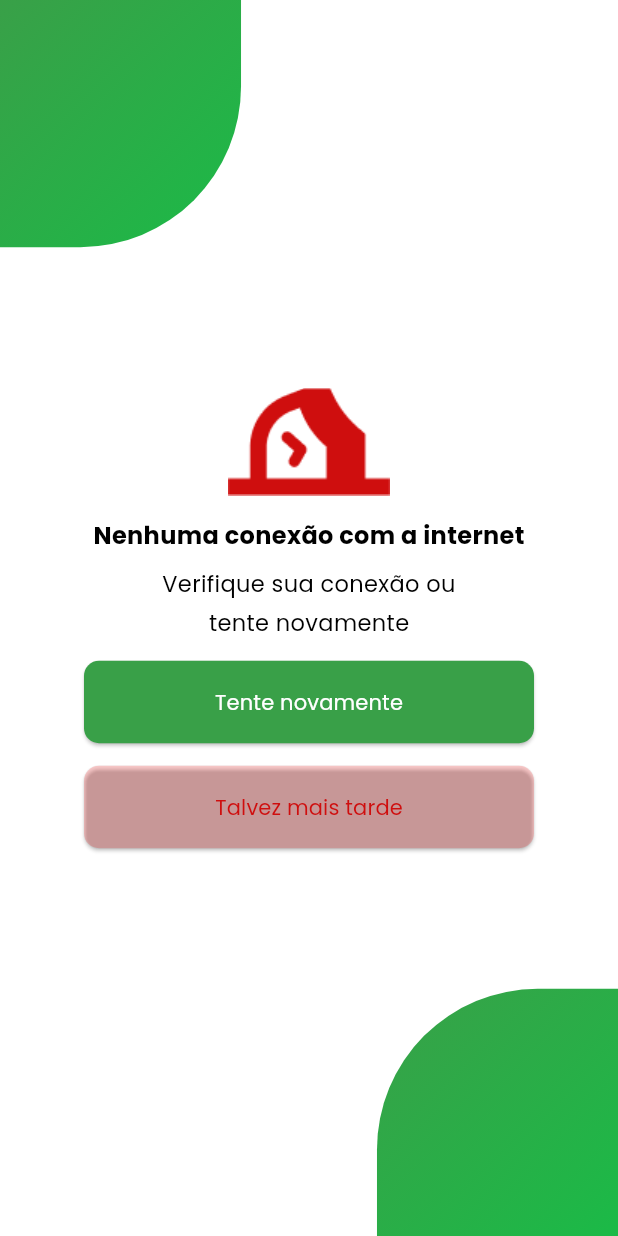
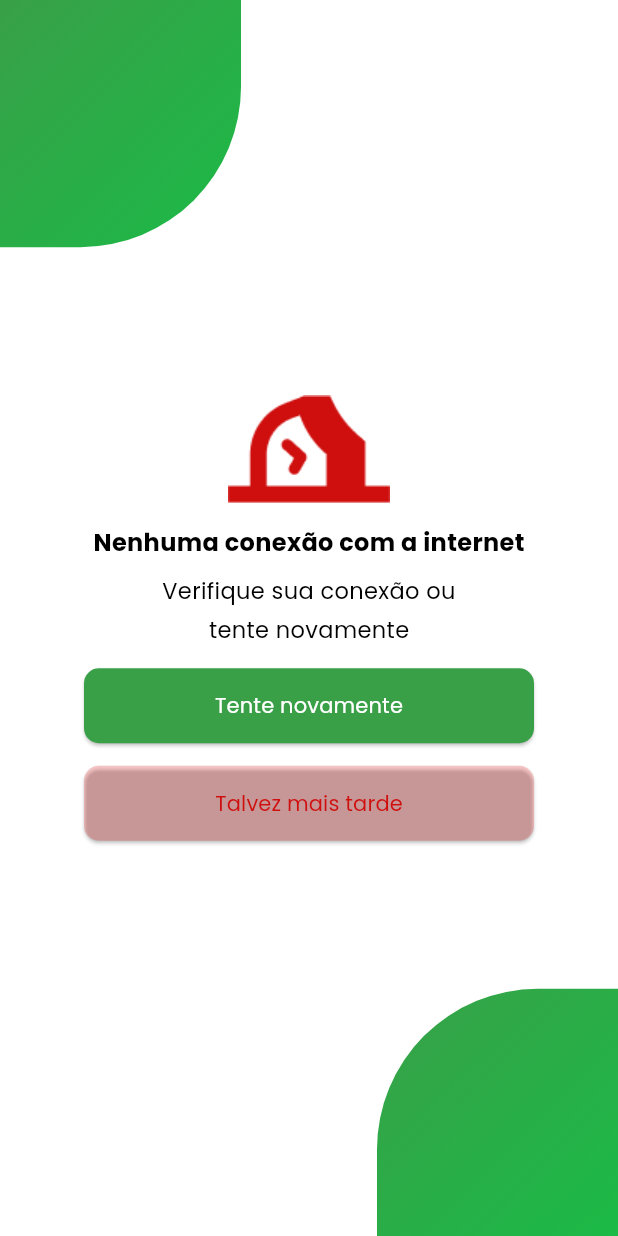
Before and after one commit to ladesa-ro/mobile, a Flutter app: the WidgetErro screen opened by its route, on a phone screen of 412 x 824 dp. Run offline on Flutter 3.47's test engine with Material 3 defaults, Android fonts, the phone set to English and light mode, and no system bars; our stand-ins replace carousel_slider, lottie, shared_preferences, table_calendar; missing offline and left inert: iconify_flutter; accounts and stored records are empty; network calls fail.

Commit message:
feat: finalizado a construção da tela de erro

```diff
--- a/sisgha/lib/app/views/perfil/perfil.dart
+++ b/sisgha/lib/app/views/perfil/perfil.dart
@@ -77,7 +77,7 @@ class _PerfilState extends State<Perfil> {
                         ),
                       ),
                       Positioned(
-                        top: 20,
+                        top: 10,
                         right: 10,
                         child: ElevatedButton(
                           style: buttonStyleEdit(ColorApp.Branco),
--- a/sisgha/lib/app/views/perfil/widgets_perfil/navegacao_switch.dart
+++ b/sisgha/lib/app/views/perfil/widgets_perfil/navegacao_switch.dart
@@ -6,7 +6,7 @@ import 'package:sisgha/app/views/perfil/widgets_perfil/widget_disponibilidade.da
 import 'package:sisgha/app/views/perfil/widgets_perfil/widget_ensino.dart';
 
 class NavSwitch extends StatefulWidget {
-  NavSwitch({Key? key, required this.alturaNotifier}) : super(key: key);
+  const NavSwitch({Key? key, required this.alturaNotifier}) : super(key: key);
   final ValueNotifier<double> alturaNotifier;
 
   @override
--- a/sisgha/lib/app/views/perfil/widgets_perfil/widget_disponibilidade.dart
+++ b/sisgha/lib/app/views/perfil/widgets_perfil/widget_disponibilidade.dart
@@ -1,7 +1,6 @@
 import "package:flutter/material.dart";
 import "package:sisgha/app/constants/colors.dart";
 import "package:sisgha/app/constants/estilos.dart";
-import "package:sisgha/app/constants/tamanhotela.dart";
 import "package:sisgha/app/views/perfil/widgets_perfil/widget_sair.dart";
 
 Widget disponibilidade() {
--- a/sisgha/lib/app/widgets/widget_erro.dart
+++ b/sisgha/lib/app/widgets/widget_erro.dart
@@ -68,8 +68,8 @@ class _WidgetErroState extends State<WidgetErro> {
                     height: 15,
                   ),
                   ElevatedButton(
-                    style:
-                        _estiloBotao(ColorApp.VerdePrincipal, ColorApp.Branco),
+                    style: _estiloBotao(
+                        ColorApp.VerdePrincipal, ColorApp.Branco, context),
                     onPressed: () {},
                     child: const Text('Tente novamente'),
                   ),
@@ -78,7 +78,7 @@ class _WidgetErroState extends State<WidgetErro> {
                   ),
                   ElevatedButton(
                     style: _estiloBotao(const Color.fromARGB(51, 255, 16, 16),
-                        ColorApp.CorErro),
+                        ColorApp.CorErro, context),
                     onPressed: () {},
                     child: const Text('Talvez mais tarde'),
                   ),
@@ -92,12 +92,12 @@ class _WidgetErroState extends State<WidgetErro> {
   }
 }
 
-ButtonStyle _estiloBotao(Color corFundo, Color corTexto) {
+ButtonStyle _estiloBotao(Color corFundo, Color corTexto, context) {
   return ButtonStyle(
     backgroundColor: WidgetStatePropertyAll(corFundo),
     foregroundColor: WidgetStatePropertyAll(corTexto),
-    minimumSize: const WidgetStatePropertyAll(Size(300, 55)),
-    maximumSize: const WidgetStatePropertyAll(Size(300, 55)),
+    minimumSize: const WidgetStatePropertyAll(Size(300, 50)),
+    maximumSize: const WidgetStatePropertyAll(Size(300, 50)),
     shape: WidgetStateProperty.all<OutlinedBorder>(
         RoundedRectangleBorder(borderRadius: BorderRadius.circular(10.0))),
   );
```
Also changed, not shown: sisgha/lib/app/views/perfil/widgets_perfil/circle_avatar.dart (+3 -4 lines), sisgha/lib/app/widgets/widgtes_login.dart (+14 -10 lines).
